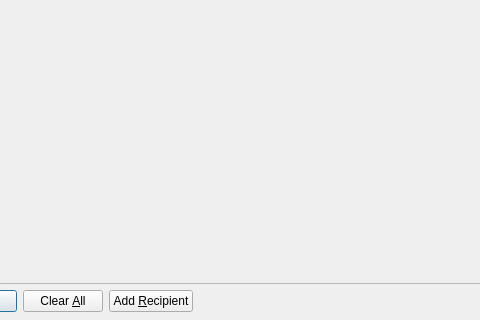
Above: src/qt/forms/sendcoinsdialog.ui from firoorg/firo before the change; both pictures show x 144 to 624 and y 206 to 526 of the 850 by 526 pixel window. Below: the same form after it.
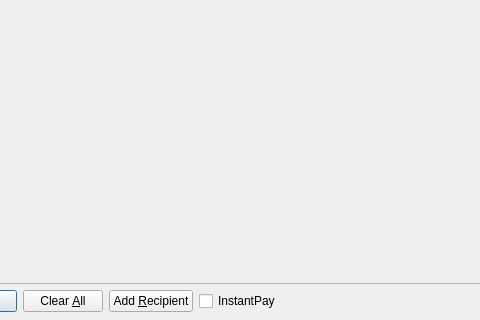
That is the form after the change. Icons and pictures are not drawn. Custom widgets are drawn as their Qt base class.

Commit message: InstantPay Checkbox

Diff of the .ui file:
```diff
--- a/src/qt/forms/sendcoinsdialog.ui
+++ b/src/qt/forms/sendcoinsdialog.ui
@@ -13,7 +13,7 @@
   <property name="windowTitle">
    <string>Send Coins</string>
   </property>
-  <layout class="QVBoxLayout" name="verticalLayout" stretch="0,1,0,0">
+  <layout class="QVBoxLayout" name="verticalLayout" stretch="0,1,0">
    <property name="bottomMargin">
     <number>8</number>
    </property>
@@ -1256,6 +1256,13 @@
        </property>
       </widget>
      </item>
+     <item>
+      <widget class="QCheckBox" name="checkInstantPay">
+       <property name="text">
+        <string>InstantPay</string>
+       </property>
+      </widget>
+     </item>
      <item>
       <spacer name="horizontalSpacer">
        <property name="orientation">
@@ -1318,12 +1325,6 @@
    <extends>QLineEdit</extends>
    <header>qvalidatedlineedit.h</header>
   </customwidget>
-  <customwidget>
-   <class>BitcoinAmountField</class>
-   <extends>QLineEdit</extends>
-   <header>bitcoinamountfield.h</header>
-   <container>1</container>
-  </customwidget>
  </customwidgets>
  <resources>
   <include location="../bitcoin.qrc"/>
```
Left out of the diff: 537 changed lines with no effect on the pictures.
